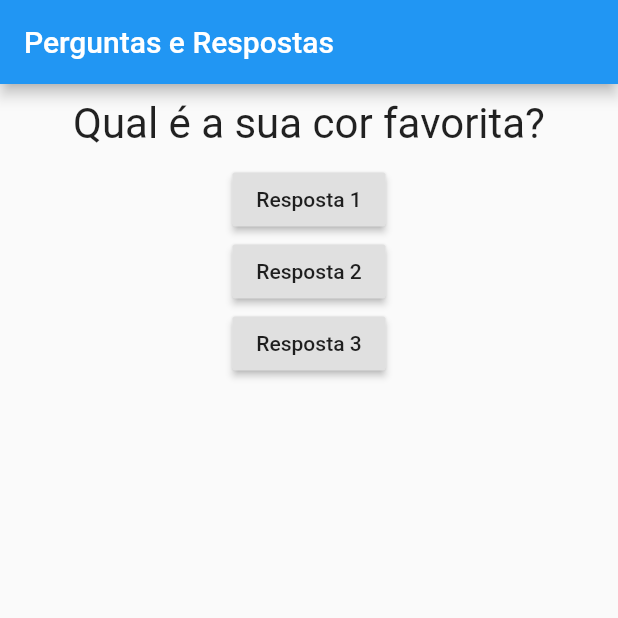
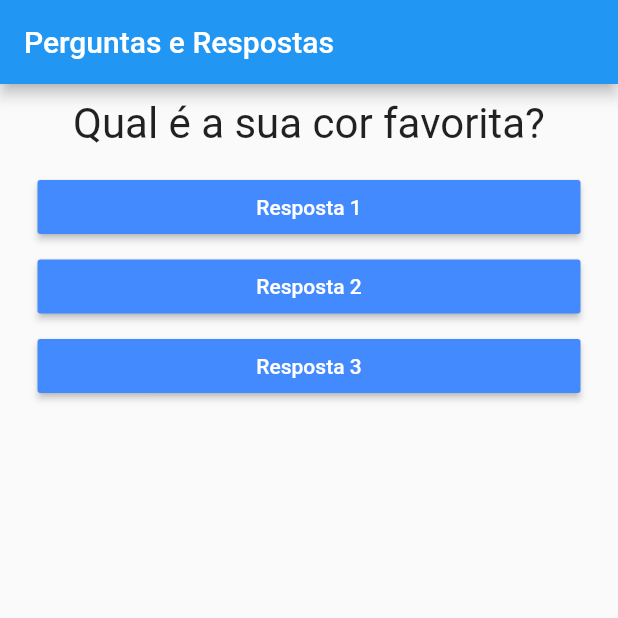
Before and after one commit to devleandrodias/udemy-cod3r-flutter, a Flutter app: the screen it shows after launch, on a phone screen of 412 x 824 dp, the top half of it. Run offline on Flutter 3.47's test engine with Material 2 defaults, Android fonts, the phone set to English and light mode, and no system bars.

Commit message:
trabalhando com funcoes callback

```diff
--- a/projeto_perguntas/lib/main.dart
+++ b/projeto_perguntas/lib/main.dart
@@ -1,5 +1,6 @@
 import 'package:flutter/material.dart';
 import './questao.dart';
+import './resposta.dart';
 
 main(List<String> args) => runApp(PerguntaApp());
 
@@ -10,7 +11,6 @@ class _PerguntaAppState extends State<PerguntaApp> {
     setState(() {
       _perguntaSelecionada++;
     });
-    print(_perguntaSelecionada);
   }
 
   @override
@@ -28,19 +28,9 @@ class _PerguntaAppState extends State<PerguntaApp> {
         body: Column(
           children: <Widget>[
             Questao(perguntas[_perguntaSelecionada]),
-            RaisedButton(
-              child: Text('Resposta 1'),
-              // passando a função como parâmetro e não invocando a função
-              onPressed: _responder,
-            ),
-            RaisedButton(
-              child: Text('Resposta 2'),
-              onPressed: _responder,
-            ),
-            RaisedButton(
-              child: Text('Resposta 3'),
-              onPressed: _responder,
-            ),
+            Resposta('Resposta 1', _responder),
+            Resposta('Resposta 2', _responder),
+            Resposta('Resposta 3', _responder),
           ],
         ),
       ),
--- /dev/null
+++ b/projeto_perguntas/lib/resposta.dart
@@ -0,0 +1,22 @@
+import 'package:flutter/material.dart';
+
+class Resposta extends StatelessWidget {
+  final String texto;
+  final void Function() onSelecao;
+
+  Resposta(this.texto, this.onSelecao);
+
+  @override
+  Widget build(BuildContext context) {
+    return Container(
+      width: double.infinity,
+      margin: EdgeInsets.fromLTRB(25, 5, 25, 0),
+      child: RaisedButton(
+        textColor: Colors.white,
+        color: Colors.blueAccent,
+        child: Text(texto),
+        onPressed: onSelecao,
+      ),
+    );
+  }
+}
```
